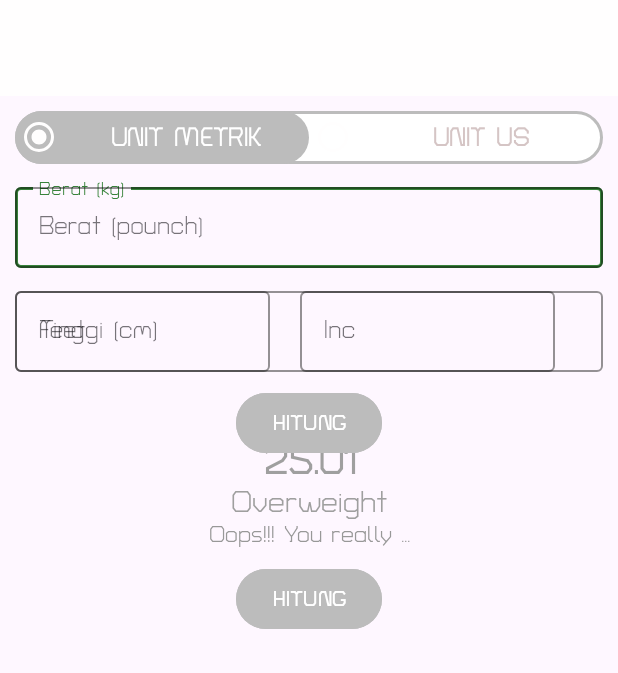
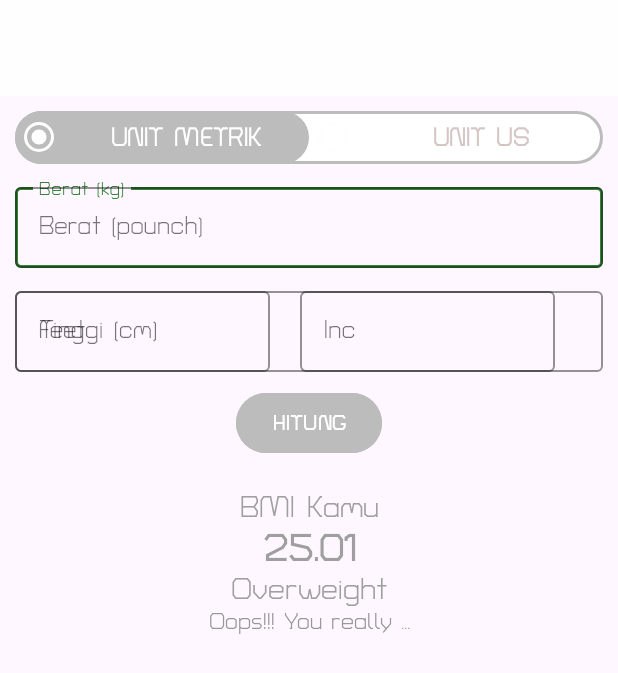
Before and after one commit to hendrimardani/7_minutes_workout, an Android app: the layout activity_bmi.xml on its own in the app's theme, with its tools: preview values and no code run, on a phone screen of 412 x 824 dp. Shown: the top 673 px of the screen. Run offline under Robolectric (Android 15) with nearby library versions, the phone set to English and light mode, and no system bars.

Commit message:
layout button activity_bmi.xml

```diff
--- a/app/src/main/res/layout/activity_bmi.xml
+++ b/app/src/main/res/layout/activity_bmi.xml
@@ -189,6 +189,18 @@
     </LinearLayout>
     <!-- END -->
 
+    <Button
+        android:id="@+id/btn_calculate"
+        style="@style/font_turrent_road_bold"
+        android:layout_width="wrap_content"
+        android:layout_height="wrap_content"
+        android:backgroundTint="@color/dark_gray"
+        android:text="HITUNG"
+        android:layout_marginTop="10dp"
+        app:layout_constraintEnd_toEndOf="parent"
+        app:layout_constraintStart_toStartOf="parent"
+        app:layout_constraintTop_toBottomOf="@id/til_metric_unit_height" />
+
     <!-- START -->
     <LinearLayout
         android:id="@+id/ll_display_layout"
@@ -197,11 +209,12 @@
         android:orientation="vertical"
         android:visibility="invisible"
         tools:visibility="visible"
-        app:layout_constraintTop_toBottomOf="@id/til_metric_unit_height"
+        app:layout_constraintTop_toBottomOf="@id/btn_calculate"
         app:layout_constraintStart_toStartOf="parent"
         app:layout_constraintEnd_toEndOf="parent">
 
         <TextView
+            android:id="@+id/tv_bmi"
             android:layout_width="match_parent"
             android:layout_height="wrap_content"
             android:text="BMI Kamu"
@@ -244,31 +257,4 @@
     </LinearLayout>
     <!-- END -->
 
-    <Button
-        android:id="@+id/btn_calculate"
-        android:layout_width="wrap_content"
-        android:layout_height="wrap_content"
-        android:text="HITUNG"
-        style="@style/font_turrent_road_bold"
-        android:backgroundTint="@color/dark_gray"
-        android:layout_marginTop="10dp"
-        app:layout_constraintTop_toBottomOf="@id/til_metric_unit_height"
-        app:layout_constraintStart_toStartOf="parent"
-        app:layout_constraintEnd_toEndOf="parent"
-        tools:ignore="MissingConstraints,NotSibling" />
-    <Button
-        android:id="@+id/btn_calculate_2"
-        android:layout_width="wrap_content"
-        android:layout_height="wrap_content"
-        android:text="HITUNG"
-        style="@style/font_turrent_road_bold"
-        android:backgroundTint="@color/dark_gray"
-        android:visibility="invisible"
-        tools:visibility="visible"
-        android:layout_marginTop="10dp"
-        app:layout_constraintTop_toBottomOf="@id/ll_display_layout"
-        app:layout_constraintStart_toStartOf="parent"
-        app:layout_constraintEnd_toEndOf="parent"
-        tools:ignore="MissingConstraints,NotSibling" />
-
 </androidx.constraintlayout.widget.ConstraintLayout>
```
Also changed, not shown: app/src/main/java/com/example/a7minutesworkout/BMIActivity.kt (+5 -16 lines).
